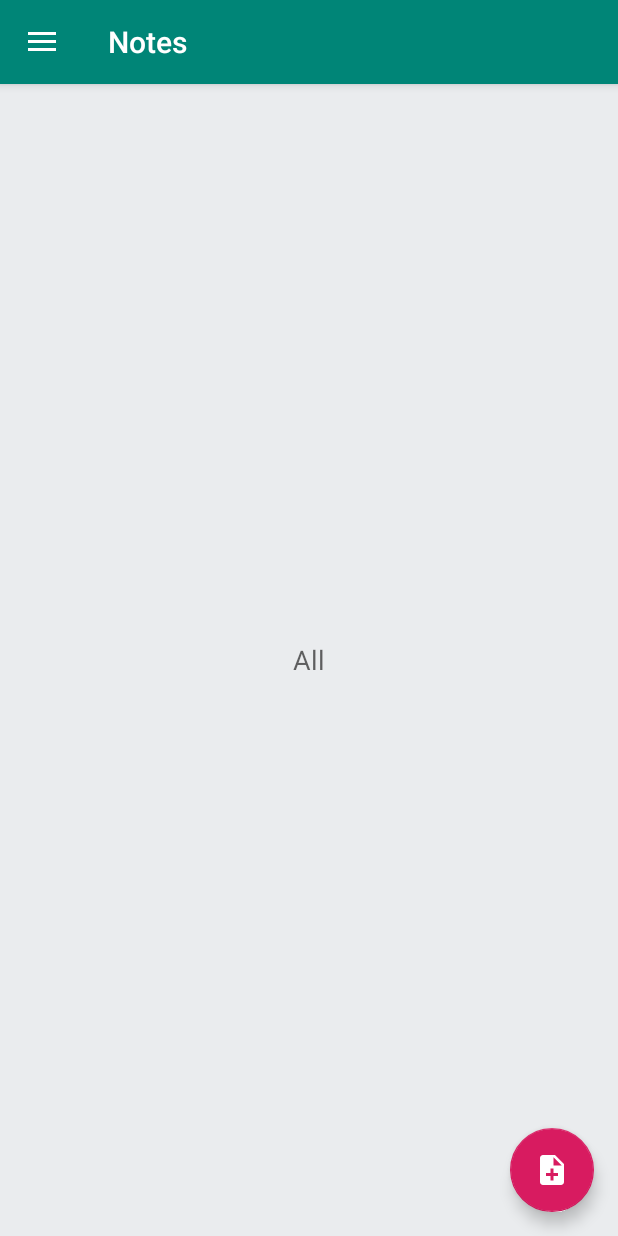
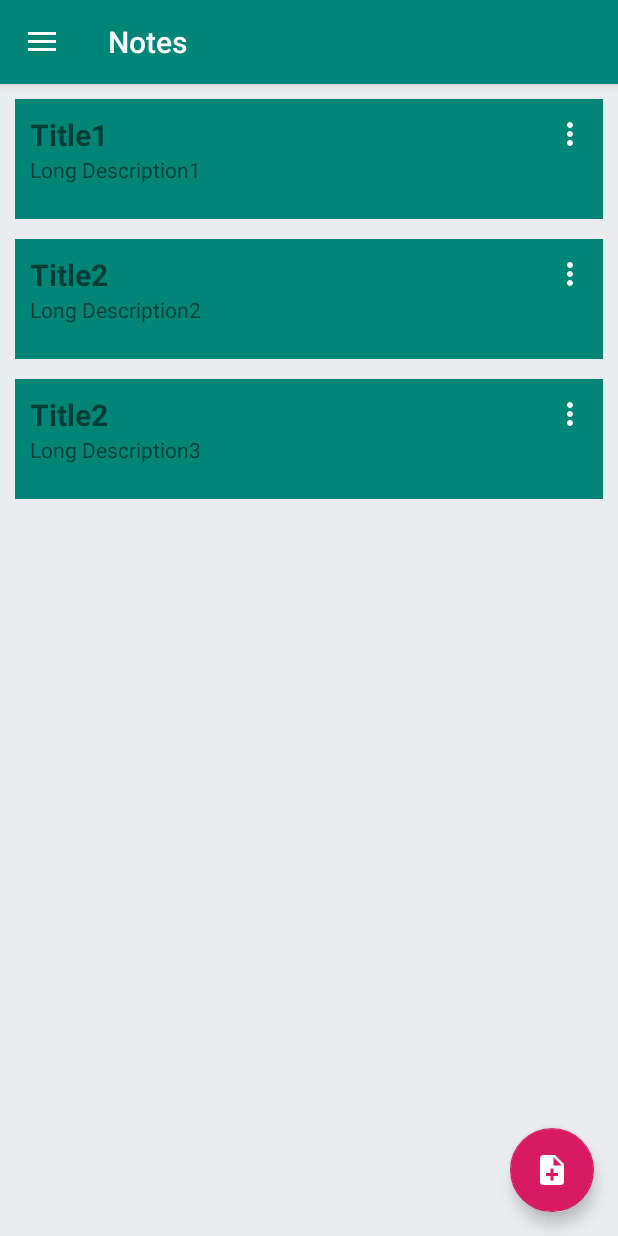
Before and after one commit to Andrei1993ak/D3GoalTask2, an Android app: the screen it shows after launch (NotesActivity), on a phone screen of 412 x 824 dp. Run offline under Robolectric (Android 15) with nearby library versions, the phone set to English and light mode, and no system bars; our stand-ins replace ButterKnife.

Commit message:
task 2 : added recycler + stub data provider

```diff
--- a/app/build.gradle
+++ b/app/build.gradle
@@ -22,6 +22,8 @@ android {
 dependencies {
     implementation fileTree(dir: 'libs', include: ['*.jar'])
     implementation 'com.android.support:appcompat-v7:27.1.1'
+    compile 'com.jakewharton:butterknife:8.6.0'
+    annotationProcessor 'com.jakewharton:butterknife-compiler:8.6.0'
     implementation 'com.android.support:design:27.1.1'
     implementation 'com.android.support.constraint:constraint-layout:1.1.3'
     testImplementation 'junit:junit:4.12'
--- a/app/src/main/java/com/github/andrei1993ak/mentoring/task2/FragmentTab.java
+++ /dev/null
@@ -1,27 +0,0 @@
-package com.github.andrei1993ak.mentoring.task2;
-
-import android.os.Bundle;
-import android.support.annotation.NonNull;
-import android.support.v4.app.Fragment;
-import android.view.LayoutInflater;
-import android.view.View;
-import android.view.ViewGroup;
-import android.widget.TextView;
-
-public class FragmentTab extends Fragment {
-
-    @Override
-    public void onCreate(final Bundle savedInstanceState) {
-        super.onCreate(savedInstanceState);
-    }
-
-    @Override
-    public View onCreateView(@NonNull final LayoutInflater inflater, final ViewGroup container, final Bundle savedInstanceState) {
-        final View rootView = inflater.inflate(R.layout.fragment_layout, container, false);
-
-        final TextView tv = rootView.findViewById(R.id.text);
-        tv.setText(getTag());
-
-        return rootView;
-    }
-}
--- a/app/src/main/java/com/github/andrei1993ak/mentoring/task2/NotesActivity.java
+++ b/app/src/main/java/com/github/andrei1993ak/mentoring/task2/NotesActivity.java
@@ -51,10 +51,10 @@ public class NotesActivity extends AppCompatActivity
 
         mTabHost.addTab(
                 mTabHost.newTabSpec(allNotesString).setIndicator(allNotesString, null),
-                FragmentTab.class, null);
+                NotesTab.class, NotesTab.getAllNotesArguments());
         mTabHost.addTab(
                 mTabHost.newTabSpec(favouriteNotesString).setIndicator(favouriteNotesString, null),
-                FragmentTab.class, null);
+                NotesTab.class, NotesTab.getFavouritesNotesArguments());
     }
 
     private void goToCreateNote() {
--- /dev/null
+++ b/app/src/main/java/com/github/andrei1993ak/mentoring/task2/NotesTab.java
@@ -0,0 +1,145 @@
+package com.github.andrei1993ak.mentoring.task2;
+
+import android.content.Context;
+import android.os.Bundle;
+import android.support.annotation.NonNull;
+import android.support.annotation.Nullable;
+import android.support.v4.app.Fragment;
+import android.support.v4.app.FragmentActivity;
+import android.support.v4.app.LoaderManager;
+import android.support.v4.content.Loader;
+import android.support.v7.widget.LinearLayoutManager;
+import android.view.ContextMenu;
+import android.view.LayoutInflater;
+import android.view.MenuInflater;
+import android.view.MenuItem;
+import android.view.View;
+import android.view.ViewGroup;
+import android.widget.Toast;
+
+import com.github.andrei1993ak.mentoring.task2.notes.INote;
+import com.github.andrei1993ak.mentoring.task2.notes.NotesAdapter;
+import com.github.andrei1993ak.mentoring.task2.notes.loaders.INotesLoaderFactory;
+import com.github.andrei1993ak.mentoring.task2.uiutils.ContextMenuRecyclerView;
+import com.github.andrei1993ak.mentoring.task2.uiutils.VerticalSpaceItemDecoration;
+
+import java.util.Collections;
+import java.util.List;
+
+import butterknife.BindView;
+import butterknife.ButterKnife;
+
+public class NotesTab extends Fragment {
+    private final static int GET_NOTES_LOADER_ID = 0;
+
+    private static final String IS_FAVOURITE_KEY = "IS_FAVOURITE_KEY";
+
+    @BindView(R.id.recycler_notes)
+    ContextMenuRecyclerView mRecyclerView;
+
+    private NotesAdapter mAdapter;
+
+    private boolean mIsFavourite;
+
+    public static Bundle getFavouritesNotesArguments() {
+        final Bundle bundle = new Bundle();
+        bundle.putBoolean(IS_FAVOURITE_KEY, true);
+
+        return bundle;
+    }
+
+    public static Bundle getAllNotesArguments() {
+        final Bundle bundle = new Bundle();
+        bundle.putBoolean(IS_FAVOURITE_KEY, false);
+
+        return bundle;
+    }
+
+    @Override
+    public void onCreate(final Bundle savedInstanceState) {
+        super.onCreate(savedInstanceState);
+    }
+
+    @Override
+    public View onCreateView(@NonNull final LayoutInflater inflater, final ViewGroup container, final Bundle savedInstanceState) {
+        final View rootView = inflater.inflate(R.layout.fragment_layout, container, false);
+
+        final Bundle arguments = getArguments();
+
+        if (arguments != null && arguments.getBoolean(IS_FAVOURITE_KEY)) {
+            mIsFavourite = true;
+        }
+
+        ButterKnife.bind(this, rootView);
+
+        return rootView;
+    }
+
+    @Override
+    public void onViewCreated(@NonNull final View view, @Nullable final Bundle savedInstanceState) {
+        super.onViewCreated(view, savedInstanceState);
+
+        final Context context = view.getContext();
+        mAdapter = new NotesAdapter(context);
+
+        registerForContextMenu(mRecyclerView);
+
+        mRecyclerView.setLayoutManager(new LinearLayoutManager(context));
+        mRecyclerView.addItemDecoration(new VerticalSpaceItemDecoration(20));
+        mRecyclerView.setAdapter(mAdapter);
+
+    }
+
+    @Override
+    public void onCreateContextMenu(final ContextMenu menu, final View v, final ContextMenu.ContextMenuInfo menuInfo) {
+        super.onCreateContextMenu(menu, v, menuInfo);
+
+        final FragmentActivity activity = getActivity();
+
+        if (activity != null) {
+            final MenuInflater inflater = activity.getMenuInflater();
+            inflater.inflate(R.menu.my_context_menu, menu);
+        }
+    }
+
+    @Override
+    public boolean onContextItemSelected(final MenuItem item) {
+        final ContextMenuRecyclerView.RecyclerViewContextMenuInfo info = (ContextMenuRecyclerView.RecyclerViewContextMenuInfo) item.getMenuInfo();
+        Toast.makeText(getContext(), String.valueOf(info.id), Toast.LENGTH_LONG).show();
+
+        return super.onContextItemSelected(item);
+    }
+
+    @Override
+    public void onResume() {
+        super.onResume();
+
+        getLoaderManager().initLoader(GET_NOTES_LOADER_ID, new Bundle(), new GetNotesLoaderCallbacks()).forceLoad();
+    }
+
+    private class GetNotesLoaderCallbacks implements LoaderManager.LoaderCallbacks<List<INote>> {
+        @NonNull
+        @Override
+        public Loader<List<INote>> onCreateLoader(final int pI, @Nullable final Bundle pBundle) {
+            final Loader<List<INote>> loader;
+
+            if (mIsFavourite) {
+                loader = INotesLoaderFactory.Impl.get().getFavouriteNotesLoader(getContext());
+            } else {
+                loader = INotesLoaderFactory.Impl.get().getAllNotesLoader(getContext());
+            }
+
+            return loader;
+        }
+
+        @Override
+        public void onLoadFinished(@NonNull final Loader<List<INote>> pLoader, final List<INote> pINotes) {
+            mAdapter.updateNotes(pINotes);
+        }
+
+        @Override
+        public void onLoaderReset(@NonNull final Loader<List<INote>> pLoader) {
+            mAdapter.updateNotes(Collections.<INote>emptyList());
+        }
+    }
+}
--- /dev/null
+++ b/app/src/main/java/com/github/andrei1993ak/mentoring/task2/notes/INote.java
@@ -0,0 +1,12 @@
+package com.github.andrei1993ak.mentoring.task2.notes;
+
+public interface INote {
+
+    long getId();
+
+    String getTitle();
+
+    String getDescription();
+
+    boolean isFavourite();
+}
--- /dev/null
+++ b/app/src/main/java/com/github/andrei1993ak/mentoring/task2/notes/Note.java
@@ -0,0 +1,36 @@
+package com.github.andrei1993ak.mentoring.task2.notes;
+
+public class Note implements INote {
+
+    private long mId;
+    private final String mTitle;
+    private final String mDescription;
+    private final boolean mIsFavourite;
+
+    public Note(final long pId, final String pTitle, final String pDescription, final boolean pIsFavourite) {
+        mId = pId;
+        mTitle = pTitle;
+        mDescription = pDescription;
+        mIsFavourite = pIsFavourite;
+    }
+
+    @Override
+    public long getId() {
+        return mId;
+    }
+
+    @Override
+    public String getTitle() {
+        return mTitle;
+    }
+
+    @Override
+    public String getDescription() {
+        return mDescription;
+    }
+
+    @Override
+    public boolean isFavourite() {
+        return mIsFavourite;
+    }
+}
--- /dev/null
+++ b/app/src/main/java/com/github/andrei1993ak/mentoring/task2/notes/NotesAdapter.java
@@ -0,0 +1,98 @@
+package com.github.andrei1993ak.mentoring.task2.notes;
+
+import android.content.Context;
+import android.support.annotation.NonNull;
+import android.support.v7.widget.RecyclerView;
+import android.view.LayoutInflater;
+import android.view.MotionEvent;
+import android.view.View;
+import android.view.ViewGroup;
+import android.widget.TextView;
+
+import com.github.andrei1993ak.mentoring.task2.R;
+import com.github.andrei1993ak.mentoring.task2.uiutils.RightDrawableOnTouchListener;
+
+import java.util.ArrayList;
+import java.util.List;
+
+import butterknife.BindView;
+import butterknife.ButterKnife;
+
+public class NotesAdapter extends RecyclerView.Adapter<NotesAdapter.NotesViewHolder> {
+
+    private final LayoutInflater mLayoutInflater;
+    private final List<INote> mNotes;
+    private View.OnCreateContextMenuListener mOnCreateContextMenuListener;
+
+    public NotesAdapter(final Context pContext) {
+        mLayoutInflater = LayoutInflater.from(pContext);
+        mNotes = new ArrayList<>();
+    }
+
+    @Override
+    public long getItemId(final int position) {
+        return  mNotes.get(position).getId();
+    }
+
+    public void updateNotes(final List<INote> pUpdatedNotes) {
+        mNotes.clear();
+        mNotes.addAll(pUpdatedNotes);
+        notifyDataSetChanged();
+    }
+
+    public void deleteNote(final INote pNote) {
+        final int position = mNotes.indexOf(pNote);
+
+        mNotes.remove(pNote);
+        notifyItemRemoved(position);
+    }
+
+    @NonNull
+    @Override
+    public NotesViewHolder onCreateViewHolder(@NonNull final ViewGroup pViewGroup, final int pI) {
+        return new NotesViewHolder(mLayoutInflater.inflate(R.layout.adapte_view_note_item, pViewGroup, false));
+    }
+
+    @Override
+    public void onBindViewHolder(@NonNull final NotesViewHolder pNotesViewHolder, final int pI) {
+        pNotesViewHolder.bindData(mNotes.get(pI));
+    }
+
+    @Override
+    public int getItemCount() {
+        return mNotes.size();
+    }
+
+    class NotesViewHolder extends RecyclerView.ViewHolder {
+
+        @BindView(R.id.note_item_title)
+        TextView mNoteTitle;
+
+        @BindView(R.id.note_item_description)
+        TextView mNoteDescription;
+
+        NotesViewHolder(@NonNull final View itemView) {
+            super(itemView);
+
+            if (mOnCreateContextMenuListener != null) {
+                itemView.setOnCreateContextMenuListener(mOnCreateContextMenuListener);
+            }
+
+            ButterKnife.bind(this, itemView);
+
+            mNoteTitle.setOnTouchListener(new RightDrawableOnTouchListener(mNoteTitle) {
+                @Override
+                public boolean onDrawableTouch(final MotionEvent event) {
+                    itemView.showContextMenu();
+
+                    return false;
+                }
+            });
+        }
+
+        void bindData(final INote pNote) {
+            mNoteTitle.setText(pNote.getTitle());
+            mNoteDescription.setText(pNote.getDescription());
+        }
+    }
+}
--- /dev/null
+++ b/app/src/main/java/com/github/andrei1993ak/mentoring/task2/notes/loaders/impl/StubAllNotesLoader.java
@@ -0,0 +1,29 @@
+package com.github.andrei1993ak.mentoring.task2.notes.loaders.impl;
+
+import android.content.Context;
+import android.support.annotation.NonNull;
+import android.support.annotation.Nullable;
+import android.support.v4.content.AsyncTaskLoader;
+
+import com.github.andrei1993ak.mentoring.task2.notes.INote;
+import com.github.andrei1993ak.mentoring.task2.notes.Note;
+
+import java.util.Arrays;
+import java.util.List;
+
+public class StubAllNotesLoader extends AsyncTaskLoader<List<INote>> {
+
+    StubAllNotesLoader(@NonNull final Context context) {
+        super(context);
+    }
+
+    @Nullable
+    @Override
+    public List<INote> loadInBackground() {
+        final INote note1 = new Note(0, "Title1", "Long Description1", true);
+        final INote note2 = new Note(1, "Title2", "Long Description2", false);
+        final INote note3 = new Note(2, "Title2", "Long Description3", true);
+
+        return Arrays.asList(note1, note2, note3);
+    }
+}
--- /dev/null
+++ b/app/src/main/java/com/github/andrei1993ak/mentoring/task2/notes/loaders/impl/StubNotesLoader.java
@@ -0,0 +1,22 @@
+package com.github.andrei1993ak.mentoring.task2.notes.loaders.impl;
+
+import android.content.Context;
+import android.support.v4.content.Loader;
+
+import com.github.andrei1993ak.mentoring.task2.notes.INote;
+import com.github.andrei1993ak.mentoring.task2.notes.loaders.INotesLoaderFactory;
+
+import java.util.List;
+
+public class StubNotesLoader implements INotesLoaderFactory {
+
+    @Override
+    public Loader<List<INote>> getAllNotesLoader(final Context pContext) {
+        return new StubAllNotesLoader(pContext);
+    }
+
+    @Override
+    public Loader<List<INote>> getFavouriteNotesLoader(final Context pContext) {
+        return new StubFavouritesNotesLoader(pContext);
+    }
+}
--- /dev/null
+++ b/app/src/main/java/com/github/andrei1993ak/mentoring/task2/uiutils/RightDrawableOnTouchListener.java
@@ -0,0 +1,38 @@
+package com.github.andrei1993ak.mentoring.task2.uiutils;
+
+import android.graphics.Rect;
+import android.graphics.drawable.Drawable;
+import android.view.MotionEvent;
+import android.view.View;
+import android.widget.TextView;
+
+public abstract class RightDrawableOnTouchListener implements View.OnTouchListener {
+    private Drawable drawable;
+    private int fuzz = 10;
+
+    public RightDrawableOnTouchListener(TextView view) {
+        super();
+        final Drawable[] drawables = view.getCompoundDrawables();
+        if (drawables != null && drawables.length == 4)
+            this.drawable = drawables[2];
+    }
+
+
+    @Override
+    public boolean onTouch(final View v, final MotionEvent event) {
+        if (event.getAction() == MotionEvent.ACTION_DOWN && drawable != null) {
+            final int x = (int) event.getX();
+            final int y = (int) event.getY();
+            final Rect bounds = drawable.getBounds();
+
+            if (x >= (v.getRight() - bounds.width() - fuzz) && x <= (v.getRight() - v.getPaddingRight() + fuzz)
+                    && y >= (v.getPaddingTop() - fuzz) && y <= (v.getHeight() - v.getPaddingBottom()) + fuzz) {
+                return onDrawableTouch(event);
+            }
+        }
+        return false;
+    }
+
+    public abstract boolean onDrawableTouch(final MotionEvent event);
+
+}
--- /dev/null
+++ b/app/src/main/java/com/github/andrei1993ak/mentoring/task2/uiutils/VerticalSpaceItemDecoration.java
@@ -0,0 +1,20 @@
+package com.github.andrei1993ak.mentoring.task2.uiutils;
+
+import android.graphics.Rect;
+import android.support.v7.widget.RecyclerView;
+import android.view.View;
+
+public class VerticalSpaceItemDecoration extends RecyclerView.ItemDecoration {
+
+    private final int verticalSpaceHeight;
+
+    public VerticalSpaceItemDecoration(int verticalSpaceHeight) {
+        this.verticalSpaceHeight = verticalSpaceHeight;
+    }
+
+    @Override
+    public void getItemOffsets(Rect outRect, View view, RecyclerView parent,
+                               RecyclerView.State state) {
+        outRect.bottom = verticalSpaceHeight;
+    }
+}
--- /dev/null
+++ b/app/src/main/res/drawable/ic_more_vert_24dp.xml
@@ -0,0 +1,10 @@
+<vector xmlns:android="http://schemas.android.com/apk/res/android"
+    android:width="24dp"
+    android:height="24dp"
+    android:tint="#FFFFFF"
+    android:viewportWidth="24.0"
+    android:viewportHeight="24.0">
+    <path
+        android:fillColor="#ffffffff"
+        android:pathData="M12,8c1.1,0 2,-0.9 2,-2s-0.9,-2 -2,-2 -2,0.9 -2,2 0.9,2 2,2zM12,10c-1.1,0 -2,0.9 -2,2s0.9,2 2,2 2,-0.9 2,-2 -0.9,-2 -2,-2zM12,16c-1.1,0 -2,0.9 -2,2s0.9,2 2,2 2,-0.9 2,-2 -0.9,-2 -2,-2z" />
+</vector>
--- /dev/null
+++ b/app/src/main/res/layout/adapte_view_note_item.xml
@@ -0,0 +1,23 @@
+<?xml version="1.0" encoding="utf-8"?>
+<LinearLayout xmlns:android="http://schemas.android.com/apk/res/android"
+    android:layout_width="match_parent"
+    android:layout_height="wrap_content"
+    android:minHeight="80dp"
+    android:background="@color/colorPrimary"
+    android:padding="10dp"
+    android:orientation="vertical">
+
+    <TextView
+        android:id="@+id/note_item_title"
+        android:layout_width="match_parent"
+        android:layout_height="wrap_content"
+        android:textStyle="bold"
+        android:textSize="20sp"
+        android:drawableRight="@drawable/ic_more_vert_24dp"/>
+
+    <TextView
+        android:id="@+id/note_item_description"
+        android:layout_width="match_parent"
+        android:layout_height="match_parent" />
+
+</LinearLayout>
--- a/app/src/main/res/layout/fragment_layout.xml
+++ b/app/src/main/res/layout/fragment_layout.xml
@@ -1,17 +1,12 @@
-<LinearLayout
-    xmlns:android="http://schemas.android.com/apk/res/android"
+<LinearLayout xmlns:android="http://schemas.android.com/apk/res/android"
     android:layout_width="match_parent"
     android:layout_height="match_parent"
-    android:gravity="center_horizontal"
-    android:orientation="vertical"
     android:background="#eaecee">
 
-    <TextView
-        android:id="@+id/text"
+    <com.github.andrei1993ak.mentoring.task2.uiutils.ContextMenuRecyclerView
+        android:id="@+id/recycler_notes"
+        android:padding="10dp"
         android:layout_width="match_parent"
-        android:layout_height="match_parent"
-        android:gravity="center_vertical|center_horizontal"
-        android:text="HelloWorld"
-        android:textAppearance="?android:attr/textAppearanceMedium" />
+        android:layout_height="match_parent" />
 
 </LinearLayout>
--- /dev/null
+++ b/app/src/main/res/menu/my_context_menu.xml
@@ -0,0 +1,9 @@
+<?xml version="1.0" encoding="utf-8"?>
+<menu xmlns:android="http://schemas.android.com/apk/res/android">
+    <item
+        android:id="@+id/action_edit_note"
+        android:title="@string/edit" />
+    <item
+        android:id="@+id/action_delete_note"
+        android:title="@string/delete" />
+</menu>
--- a/app/src/main/res/values/strings.xml
+++ b/app/src/main/res/values/strings.xml
@@ -11,4 +11,6 @@
     <string name="favourite_notes">Favourite</string>
     <string name="new_task">New Task</string>
     <string name="save">Save</string>
+    <string name="edit">Edit</string>
+    <string name="delete">Delete</string>
 </resources>
```
Also changed, not shown: app/src/main/java/com/github/andrei1993ak/mentoring/task2/notes/loaders/INotesLoaderFactory.java (added, +21 -0 lines), app/src/main/java/com/github/andrei1993ak/mentoring/task2/notes/loaders/impl/StubFavouritesNotesLoader.java (added, +28 -0 lines), app/src/main/java/com/github/andrei1993ak/mentoring/task2/uiutils/ContextMenuRecyclerView.java (added, +54 -0 lines).
